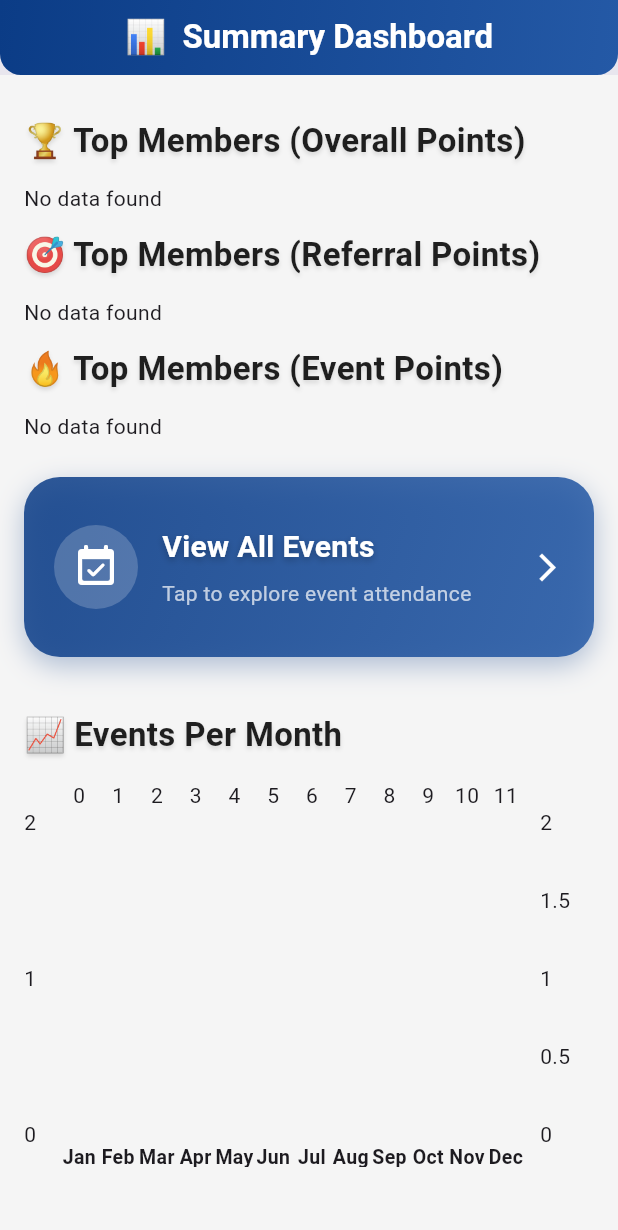
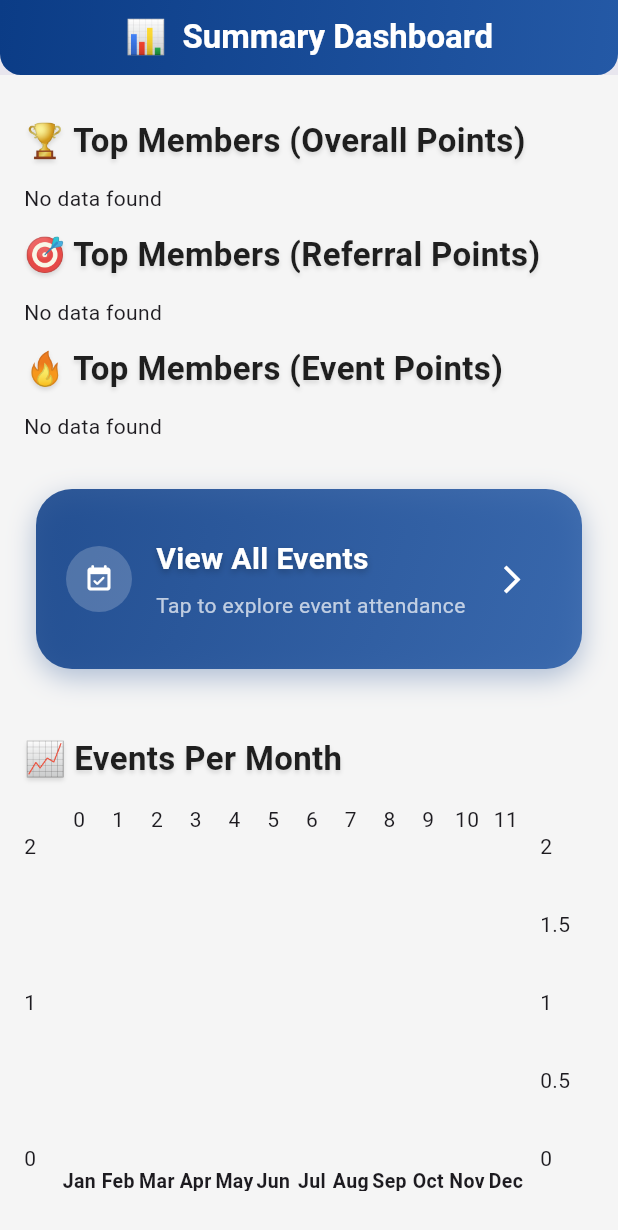
Before and after one commit to khane5799/Aadminapp, a Flutter app: the SummaryPage screen opened by its route, on a phone screen of 412 x 824 dp. Shown: the top 1230 px of the screen. Run offline on Flutter 3.47's test engine with Material 3 defaults, Android fonts, the phone set to English and light mode, and no system bars; drawn by our look-alikes of fl_chart; our stand-ins replace animate_do, another_flushbar, cloud_firestore, dropdown_button2, firebase_core, image_picker and 5 more; missing offline and left inert: cloudinary_public, nfc_manager; accounts and stored records are empty.

Commit message:
Finalized V1

```diff
--- a/lib/Provider/AddMemberProvider.dart
+++ b/lib/Provider/AddMemberProvider.dart
@@ -47,7 +47,7 @@ class AddMemberProvider extends ChangeNotifier {
         "points": 0,
         "position": position,
         "facebook": facebook,
-        "tikTok": tikTok,
+        "tiktok": tikTok,
         "referralPoints": 0,
         "EventPoints": 0,
         "instagram": instagram,
--- a/lib/View/Dashboard.dart
+++ b/lib/View/Dashboard.dart
@@ -208,6 +208,7 @@ class _DashboardPageWidgetState extends State<DashboardPageWidget> {
 
     return Container(
       height: 350,
+      width: double.infinity,
       decoration: BoxDecoration(
         border: Border.all(color: Colors.grey.shade300),
         borderRadius: BorderRadius.circular(8),
@@ -486,7 +487,6 @@ class _DashboardPageWidgetState extends State<DashboardPageWidget> {
 
     return RefreshIndicator(
       onRefresh: () async {
-
         setState(() {});
       },
       child: SingleChildScrollView(
--- a/lib/View/JoinRequests.dart
+++ b/lib/View/JoinRequests.dart
@@ -176,6 +176,7 @@ class _JoinRequestsState extends State<JoinRequests> {
           "facebook": data["facebook"] ?? "",
           "instagram": data["instagram"] ?? "",
           "twitter": data["twitter"] ?? "",
+          "tiktok": data["tiktok"] ?? "",
           "whatsapp": data["whatsapp"] ?? "",
           "createdAt": DateTime.now(),
           "referral": data["referral"] ?? "",
--- a/lib/View/Login.dart
+++ b/lib/View/Login.dart
@@ -48,7 +48,7 @@ class _LoginPageState extends State<LoginPage> {
                       size: 100, color: Colors.white),
                   const SizedBox(height: 20),
                   const Text(
-                    "Login to MemberApp",
+                    "Login to Community Points System",
                     style: TextStyle(
                       color: Colors.white,
                       fontSize: 28,
--- a/lib/View/Summery/Summery.dart
+++ b/lib/View/Summery/Summery.dart
@@ -293,10 +293,13 @@ class _SummaryPageState extends State<SummaryPage>
         builder: (context, double scale, child) {
           return Transform.scale(scale: scale, child: child);
         },
+        child: Padding(
+          padding: const EdgeInsets.all(8.0),
           child: AnimatedContainer(
             duration: const Duration(milliseconds: 300),
             curve: Curves.easeInOut,
             height: 120,
+            width: MediaQuery.of(context).size.width * 1,
             decoration: BoxDecoration(
               gradient: LinearGradient(
                 colors: [
@@ -316,11 +319,11 @@ class _SummaryPageState extends State<SummaryPage>
               ],
             ),
             child: Row(
-            mainAxisAlignment: MainAxisAlignment.spaceBetween,
               children: [
                 Padding(
                   padding: const EdgeInsets.all(20),
                   child: Row(
+                    mainAxisSize: MainAxisSize.min, // Add this
                     children: [
                       Container(
                         decoration: BoxDecoration(
@@ -330,7 +333,7 @@ class _SummaryPageState extends State<SummaryPage>
                         padding: const EdgeInsets.all(12),
                         child: const Icon(
                           Icons.event_available_rounded,
-                        size: 32,
+                          size: 20,
                           color: Colors.white,
                         ),
                       ),
@@ -354,11 +357,14 @@ class _SummaryPageState extends State<SummaryPage>
                             ),
                           ),
                           SizedBox(height: 6),
-                        Text(
+                          Flexible(
+                            child: Text(
                               "Tap to explore event attendance",
                               style: TextStyle(
                                 fontSize: 14,
                                 color: Colors.white70,
+                              ),
+                              overflow: TextOverflow.ellipsis,
                             ),
                           ),
                         ],
@@ -367,11 +373,12 @@ class _SummaryPageState extends State<SummaryPage>
                   ),
                 ),
                 const Padding(
-                padding: EdgeInsets.only(right: 20),
+                  padding: EdgeInsets.only(right: 10),
                   child: Icon(Icons.arrow_forward_ios,
                       color: Colors.white, size: 22),
                 ),
               ],
+            ),
           ),
         ),
       ),
```
Also changed, not shown: 2 other files. Lines whose indentation alone changed are shown as unchanged.
